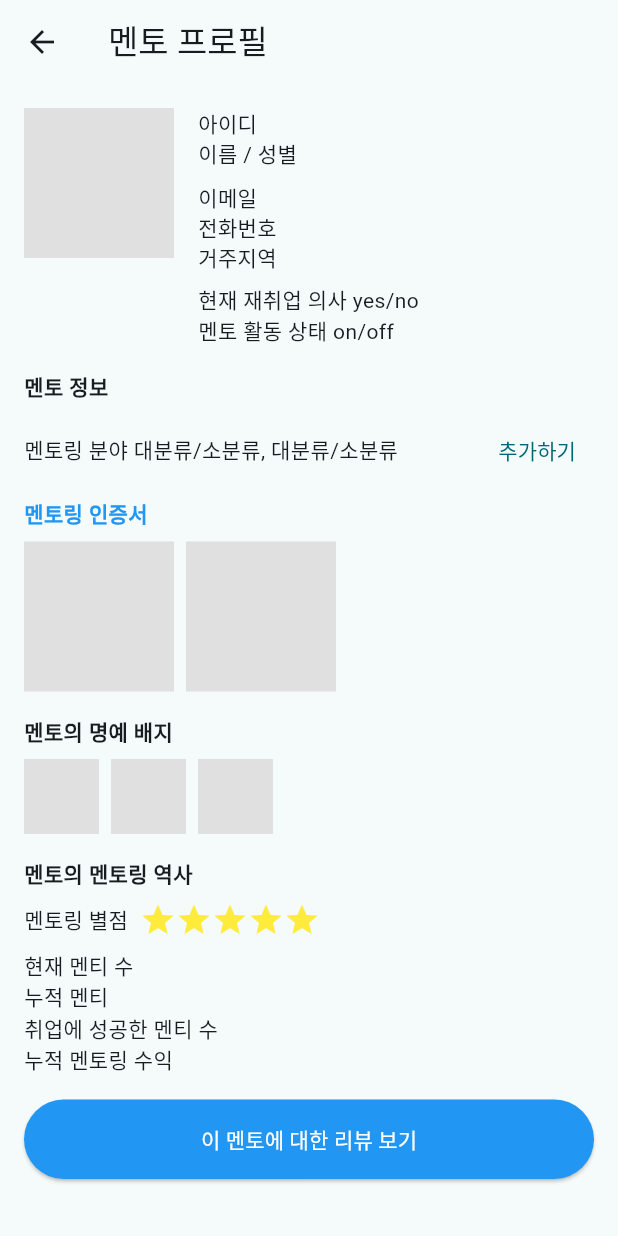
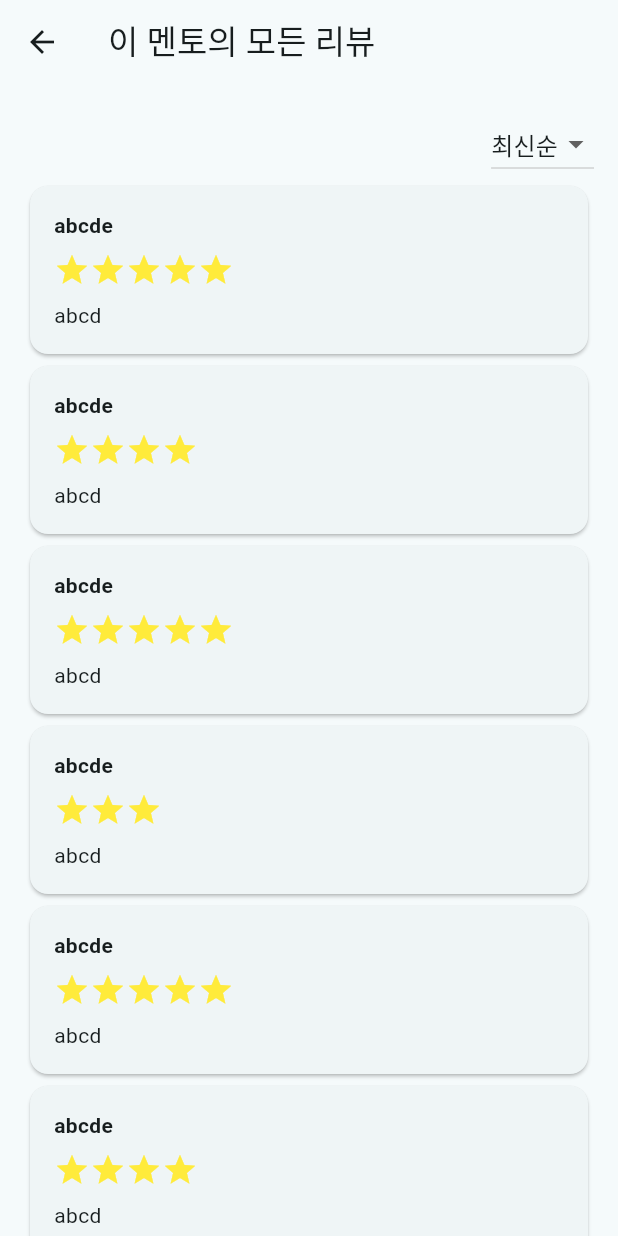
Before and after one commit to Bewheneverwhatiwant/PublicDataContest, a Flutter app: the ProfileMentoPage screen opened by its route, after a tap on "이 멘토에 대한 리뷰 보기", on a phone screen of 412 x 824 dp. Run offline on Flutter 3.47's test engine with Material 3 defaults, Android fonts, the phone set to English and light mode, and no system bars; our stand-ins replace file_picker.

Commit message:
[ADD] 멘토의 모든 리뷰보기 화면 추가

```diff
--- a/lib/main.dart
+++ b/lib/main.dart
@@ -29,6 +29,7 @@ import 'appbar/login.dart';
 import 'appbar/signup.dart';
 import 'mainpage/banner_gridbuttons/categories/mentoring/reviewlist.dart';
 import 'mainpage/banner_gridbuttons/categories/mentoring/classchat.dart';
+import 'mypage/mento/all_review_mento.dart';
 
 void main() {
   runApp(const MyApp());
@@ -70,6 +71,7 @@ class MyApp extends StatelessWidget {
         '/signup': (context) => const SignupPage(),
         '/reviewlist': (context) => const ReviewListPage(),
         '/classchat': (context) => const ClassChatPage(),
+        '/allmentoreview': (context) => const AllMentorReviewPage(),
       },
     );
   }
--- /dev/null
+++ b/lib/mypage/mento/all_review_mento.dart
@@ -0,0 +1,135 @@
+import 'package:flutter/material.dart';
+
+class AllMentorReviewPage extends StatefulWidget {
+  const AllMentorReviewPage({Key? key}) : super(key: key);
+
+  @override
+  _AllMentorReviewPageState createState() => _AllMentorReviewPageState();
+}
+
+class _AllMentorReviewPageState extends State<AllMentorReviewPage> {
+  int _currentPage = 0;
+  final int _itemsPerPage = 6;
+  final List<Map<String, dynamic>> reviews = [
+    {'description': 'abcde', 'stars': 5, 'user': 'abcd'},
+    {'description': 'abcde', 'stars': 4, 'user': 'abcd'},
+    {'description': 'abcde', 'stars': 5, 'user': 'abcd'},
+    {'description': 'abcde', 'stars': 3, 'user': 'abcd'},
+    {'description': 'abcde', 'stars': 5, 'user': 'abcd'},
+    {'description': 'abcde', 'stars': 4, 'user': 'abcd'},
+    {'description': 'abcde', 'stars': 5, 'user': 'abcd'},
+    {'description': 'abcde', 'stars': 3, 'user': 'abcd'},
+  ];
+
+  String _selectedSort = '최신순';
+
+  @override
+  Widget build(BuildContext context) {
+    return Scaffold(
+      appBar: AppBar(
+        title: const Text('이 멘토의 모든 리뷰'),
+        leading: IconButton(
+          icon: const Icon(Icons.arrow_back),
+          onPressed: () {
+            Navigator.pop(context);
+          },
+        ),
+      ),
+      body: SingleChildScrollView(
+        padding: const EdgeInsets.all(16.0),
+        child: Column(
+          children: [
+            Align(
+              alignment: Alignment.centerRight,
+              child: DropdownButton<String>(
+                value: _selectedSort,
+                items: <String>['최신순', '별점순'].map((String value) {
+                  return DropdownMenuItem<String>(
+                    value: value,
+                    child: Text(value),
+                  );
+                }).toList(),
+                onChanged: (String? newValue) {
+                  setState(() {
+                    _selectedSort = newValue!;
+                  });
+                },
+              ),
+            ),
+            ..._buildReviewItems(),
+            const SizedBox(height: 16),
+            _buildPaginationControls(),
+          ],
+        ),
+      ),
+    );
+  }
+
+  List<Widget> _buildReviewItems() {
+    final start = _currentPage * _itemsPerPage;
+    final end = start + _itemsPerPage;
+    final currentReviews =
+        reviews.sublist(start, end > reviews.length ? reviews.length : end);
+
+    return currentReviews.map((review) {
+      return GestureDetector(
+        onTap: () {
+          Navigator.pushNamed(context, '/reviewdetail');
+        },
+        child: Card(
+          child: Padding(
+            padding: const EdgeInsets.all(16.0),
+            child: Column(
+              crossAxisAlignment: CrossAxisAlignment.start,
+              children: [
+                Text(
+                  review['description'],
+                  style: const TextStyle(fontWeight: FontWeight.bold),
+                ),
+                const SizedBox(height: 8),
+                Row(
+                  children: List.generate(
+                    review['stars'],
+                    (index) => const Icon(Icons.star, color: Colors.yellow),
+                  ),
+                ),
+                const SizedBox(height: 8),
+                Text(review['user']),
+              ],
+            ),
+          ),
+        ),
+      );
+    }).toList();
+  }
+
+  Widget _buildPaginationControls() {
+    final totalPages = (reviews.length / _itemsPerPage).ceil();
+    return Row(
+      mainAxisAlignment: MainAxisAlignment.center,
+      children: [
+        IconButton(
+          icon: const Icon(Icons.arrow_left),
+          onPressed: _currentPage > 0
+              ? () {
+                  setState(() {
+                    _currentPage--;
+                  });
+                }
+              : null,
+        ),
+        Text('${_currentPage + 1} / $totalPages'),
+        IconButton(
+          icon: const Icon(Icons.arrow_right),
+          onPressed: _currentPage < totalPages - 1
+              ? () {
+                  setState(() {
+                    _currentPage++;
+                  });
+                }
+              : null,
+        ),
+      ],
+    );
+  }
+}
--- a/lib/mypage/mento/profile_mento.dart
+++ b/lib/mypage/mento/profile_mento.dart
@@ -138,7 +138,7 @@ class ProfileMentoPage extends StatelessWidget {
           minimumSize: const Size(double.infinity, 50),
         ),
         onPressed: () {
-          // 클릭 시 이동하기
+          Navigator.pushNamed(context, '/allmentoreview');
         },
         child: const Text('이 멘토에 대한 리뷰 보기'),
       ),
```
